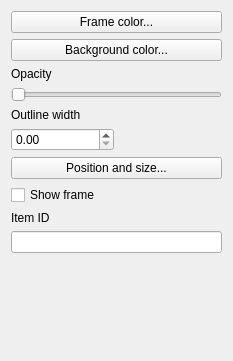
The window that src/ui/qgscomposeritemwidgetbase.ui (qgis/QGIS) describes before a commit, drawn with Qt 5.
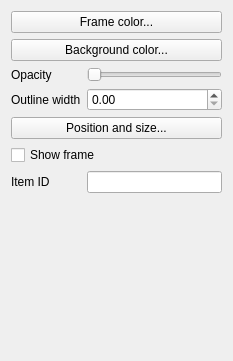
The same window after the commit.

What changed in the file:
```diff
--- a/src/ui/qgscomposeritemwidgetbase.ui
+++ b/src/ui/qgscomposeritemwidgetbase.ui
@@ -13,7 +13,40 @@
   <property name="windowTitle">
    <string>Form</string>
   </property>
-  <layout class="QGridLayout" name="gridLayout">
+  <layout class="QFormLayout" name="formLayout">
+   <item row="3" column="0">
+    <widget class="QLabel" name="mOpacityLabel">
+     <property name="text">
+      <string>Opacity</string>
+     </property>
+     <property name="wordWrap">
+      <bool>true</bool>
+     </property>
+     <property name="buddy">
+      <cstring>mOpacitySlider</cstring>
+     </property>
+    </widget>
+   </item>
+   <item row="5" column="0">
+    <widget class="QLabel" name="mOutlineWidthLabel">
+     <property name="text">
+      <string>Outline width</string>
+     </property>
+     <property name="wordWrap">
+      <bool>true</bool>
+     </property>
+     <property name="buddy">
+      <cstring>mOutlineWidthSpinBox</cstring>
+     </property>
+    </widget>
+   </item>
+   <item row="9" column="0">
+    <widget class="QLabel" name="mIdLabel">
+     <property name="text">
+      <string>Item ID</string>
+     </property>
+    </widget>
+   </item>
    <item row="0" column="0" colspan="2">
     <widget class="QPushButton" name="mFrameColorButton">
      <property name="text">
@@ -28,20 +61,7 @@
      </property>
     </widget>
    </item>
-   <item row="2" column="0">
-    <widget class="QLabel" name="mOpacityLabel">
-     <property name="text">
-      <string>Opacity</string>
-     </property>
-     <property name="wordWrap">
-      <bool>true</bool>
-     </property>
-     <property name="buddy">
-      <cstring>mOpacitySlider</cstring>
-     </property>
-    </widget>
-   </item>
-   <item row="3" column="0" colspan="2">
+   <item row="3" column="1">
     <widget class="QSlider" name="mOpacitySlider">
      <property name="maximum">
       <number>255</number>
@@ -51,47 +71,20 @@
      </property>
     </widget>
    </item>
-   <item row="4" column="0" colspan="2">
-    <widget class="QLabel" name="mOutlineWidthLabel">
-     <property name="text">
-      <string>Outline width</string>
-     </property>
-     <property name="wordWrap">
-      <bool>true</bool>
-     </property>
-     <property name="buddy">
-      <cstring>mOutlineWidthSpinBox</cstring>
-     </property>
-    </widget>
-   </item>
-   <item row="5" column="0">
+   <item row="5" column="1">
     <widget class="QDoubleSpinBox" name="mOutlineWidthSpinBox"/>
    </item>
-   <item row="6" column="0" colspan="2">
+   <item row="7" column="0" colspan="2">
     <widget class="QPushButton" name="mPositionButton">
      <property name="text">
       <string>Position and size...</string>
      </property>
     </widget>
    </item>
-   <item row="8" column="0" colspan="2">
-    <widget class="QCheckBox" name="mFrameCheckBox">
-     <property name="text">
-      <string>Show frame</string>
-     </property>
-    </widget>
-   </item>
-   <item row="10" column="0">
-    <widget class="QLabel" name="mIdLabel">
-     <property name="text">
-      <string>Item ID</string>
-     </property>
-    </widget>
-   </item>
-   <item row="11" column="0" colspan="2">
+   <item row="9" column="1">
     <widget class="QLineEdit" name="mItemIdLineEdit"/>
    </item>
-   <item row="12" column="0" colspan="2">
+   <item row="11" column="0" colspan="2">
     <spacer name="verticalSpacer">
      <property name="orientation">
       <enum>Qt::Vertical</enum>
@@ -104,6 +97,13 @@
      </property>
     </spacer>
    </item>
+   <item row="8" column="0" colspan="2">
+    <widget class="QCheckBox" name="mFrameCheckBox">
+     <property name="text">
+      <string>Show frame</string>
+     </property>
+    </widget>
+   </item>
   </layout>
  </widget>
  <resources/>
```
